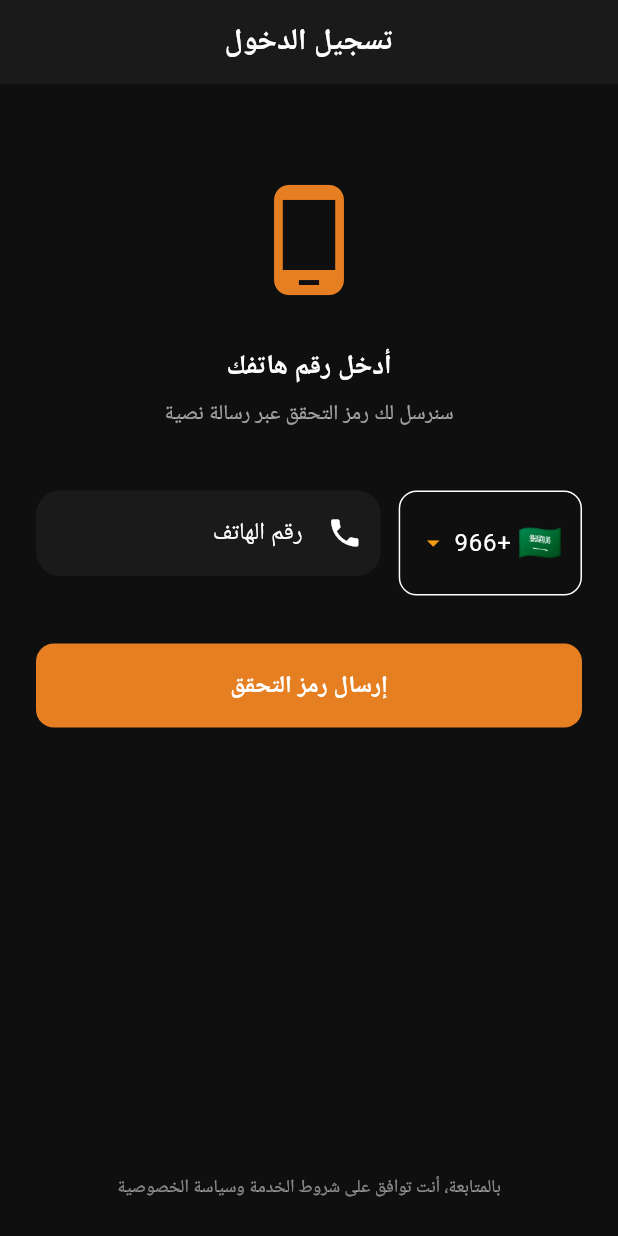
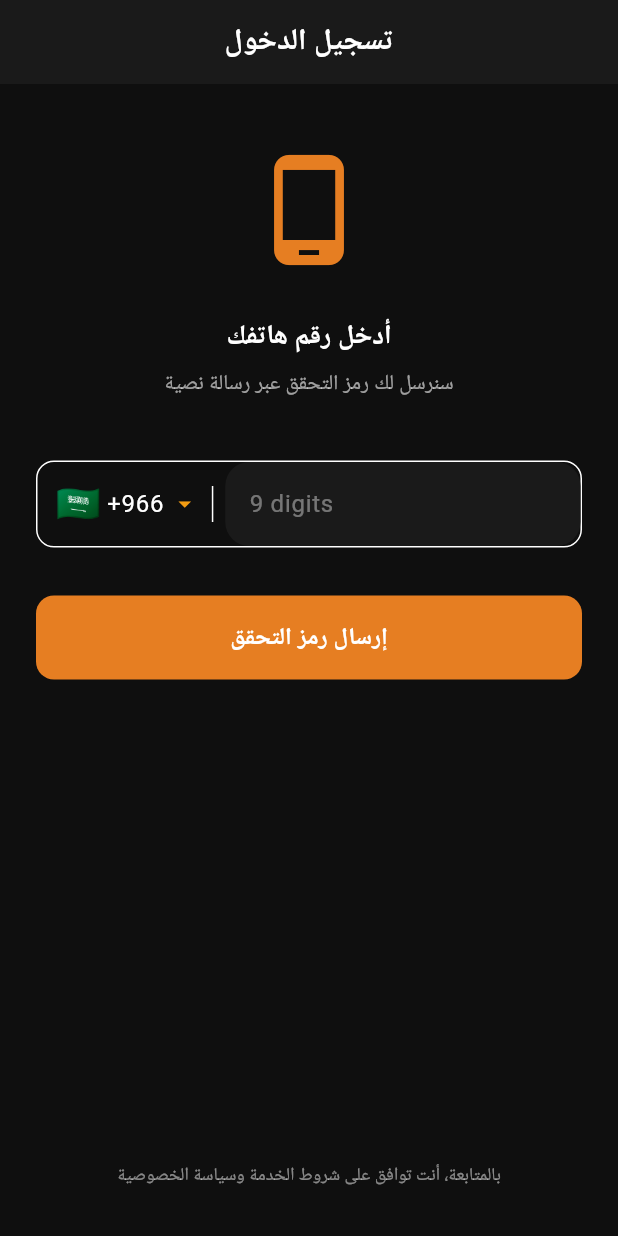
Before and after one commit to Mr-Yacin/connected, a Flutter app: the screen it shows after launch, on a phone screen of 412 x 824 dp. Run offline on Flutter 3.47's test engine with Material 3 defaults, Android fonts, the light colour scheme and no system bars; our stand-ins replace audioplayers, cached_network_image, cloud_firestore, connectivity_plus, firebase_analytics, firebase_auth and 13 more; missing offline and left inert: firebase_performance, record; accounts and stored records are empty; generated files the repository leaves out were written again.

Commit message:
feat: add phone input screen for user authentication with country code selection and OTP sending.

```diff
--- a/lib/features/auth/presentation/screens/phone_input_screen.dart
+++ b/lib/features/auth/presentation/screens/phone_input_screen.dart
@@ -201,6 +201,14 @@ class _PhoneInputScreenState extends ConsumerState<PhoneInputScreen> {
           centerTitle: true,
         ),
         body: SafeArea(
+          child: LayoutBuilder(
+            builder: (context, constraints) {
+              return SingleChildScrollView(
+                child: ConstrainedBox(
+                  constraints: BoxConstraints(
+                    minHeight: constraints.maxHeight,
+                  ),
+                  child: IntrinsicHeight(
                     child: Padding(
                       padding: const EdgeInsets.all(24.0),
                       child: Form(
@@ -208,7 +216,7 @@ class _PhoneInputScreenState extends ConsumerState<PhoneInputScreen> {
                         child: Column(
                           crossAxisAlignment: CrossAxisAlignment.stretch,
                           children: [
-                  const SizedBox(height: 40),
+                            const SizedBox(height: 20),
 
                             // Icon
                             Icon(
@@ -239,25 +247,24 @@ class _PhoneInputScreenState extends ConsumerState<PhoneInputScreen> {
 
                             const SizedBox(height: 40),
 
-                  // Phone number input
-                  Row(
-                    crossAxisAlignment: CrossAxisAlignment.start,
-                    children: [
-                      // Country code selector
-                      InkWell(
-                        onTap: _showCountryPicker,
-                        borderRadius: BorderRadius.circular(12),
-                        child: Container(
-                          padding: const EdgeInsets.symmetric(
-                            horizontal: 12,
-                            vertical: 16,
-                          ),
+                            // Enhanced phone number input - unified component
+                            Container(
                               decoration: BoxDecoration(
                                 border: Border.all(
                                   color: Theme.of(context).colorScheme.outline,
                                 ),
                                 borderRadius: BorderRadius.circular(12),
                               ),
+                              child: Directionality(
+                                textDirection: TextDirection.ltr,
+                                child: Row(
+                                  crossAxisAlignment: CrossAxisAlignment.center,
+                                  children: [
+                                    // Country code selector (left side in LTR)
+                                    InkWell(
+                                      onTap: _showCountryPicker,
+                                      child: Padding(
+                                        padding: const EdgeInsets.fromLTRB(12, 8, 8, 8),
                                         child: Row(
                                           mainAxisSize: MainAxisSize.min,
                                           children: [
@@ -272,14 +279,19 @@ class _PhoneInputScreenState extends ConsumerState<PhoneInputScreen> {
                                             ),
                                             const SizedBox(width: 4),
                                             const Icon(Icons.arrow_drop_down, size: 20),
+                                            const SizedBox(width: 8),
+                                            // Vertical divider
+                                            Container(
+                                              height: 24,
+                                              width: 1,
+                                              color: Theme.of(context).colorScheme.outline,
+                                            ),
                                           ],
                                         ),
                                       ),
                                     ),
 
-                      const SizedBox(width: 12),
-
-                      // Phone number field
+                                    // Phone number field (right side in LTR)
                                     Expanded(
                                       child: TextFormField(
                                         controller: _phoneController,
@@ -290,18 +302,22 @@ class _PhoneInputScreenState extends ConsumerState<PhoneInputScreen> {
                                           LengthLimitingTextInputFormatter(_selectedCountry.maxLength),
                                         ],
                                         decoration: InputDecoration(
-                            labelText: 'رقم الهاتف',
-                            hintText: '${_selectedCountry.minLength == _selectedCountry.maxLength ? _selectedCountry.minLength : '${_selectedCountry.minLength}-${_selectedCountry.maxLength}'} أرقام',
-                            hintTextDirection: TextDirection.rtl,
-                            border: OutlineInputBorder(
-                              borderRadius: BorderRadius.circular(12),
+                                          hintText: '${_selectedCountry.minLength == _selectedCountry.maxLength ? _selectedCountry.minLength : '${_selectedCountry.minLength}-${_selectedCountry.maxLength}'} digits',
+                                          hintStyle: TextStyle(
+                                            color: Theme.of(context).colorScheme.onSurface.withValues(alpha: 0.4),
                                           ),
-                            prefixIcon: const Icon(Icons.phone),
+                                          border: InputBorder.none,
+                                          contentPadding: const EdgeInsets.symmetric(
+                                            vertical: 16,
+                                            horizontal: 12,
+                                          ),
                                         ),
                                         validator: _validatePhoneNumber,
                                       ),
                                     ),
                                   ],
+                                ),
+                              ),
                             ),
 
                             const SizedBox(height: 32),
@@ -333,12 +349,15 @@ class _PhoneInputScreenState extends ConsumerState<PhoneInputScreen> {
                             const Spacer(),
 
                             // Privacy notice
-                  Text(
+                            Padding(
+                              padding: const EdgeInsets.only(top: 24, bottom: 8),
+                              child: Text(
                                 'بالمتابعة، أنت توافق على شروط الخدمة وسياسة الخصوصية',
                                 style: Theme.of(context).textTheme.bodySmall?.copyWith(
                                   color: Theme.of(context).colorScheme.onSurface.withValues(alpha: 0.5),
                                 ),
                                 textAlign: TextAlign.center,
+                              ),
                             ),
                           ],
                         ),
@@ -347,5 +366,10 @@ class _PhoneInputScreenState extends ConsumerState<PhoneInputScreen> {
                   ),
                 ),
               );
+            },
+          ),
+        ),
+      ),
+    );
   }
 }
```
Lines whose indentation alone changed are shown as unchanged.
